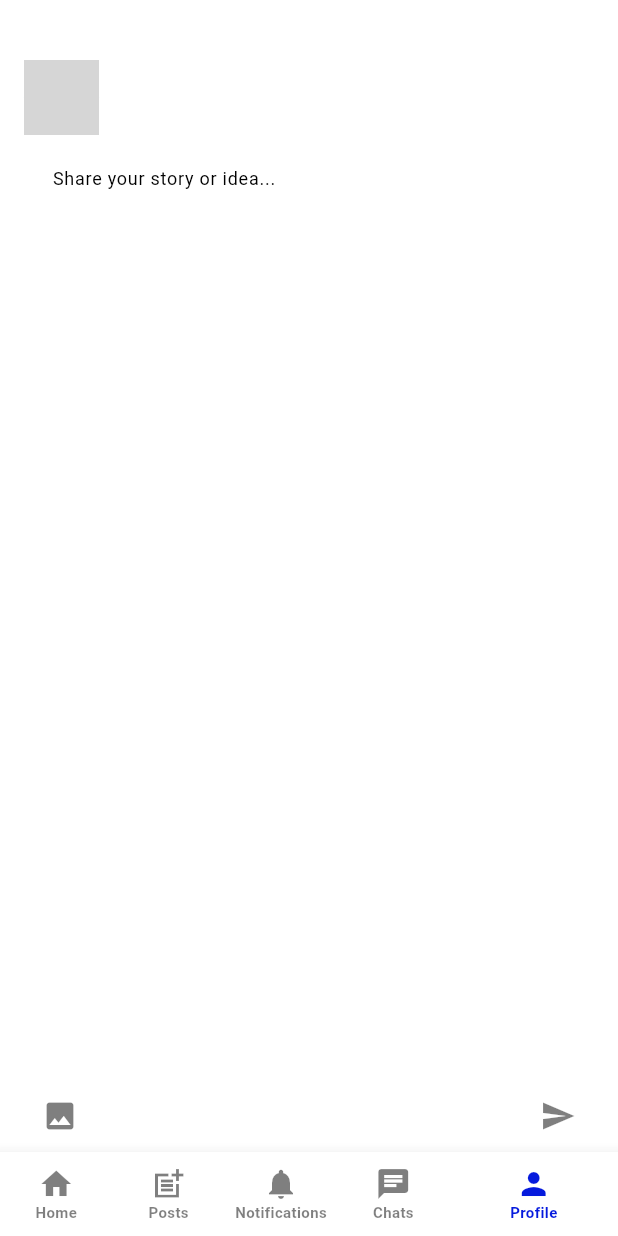
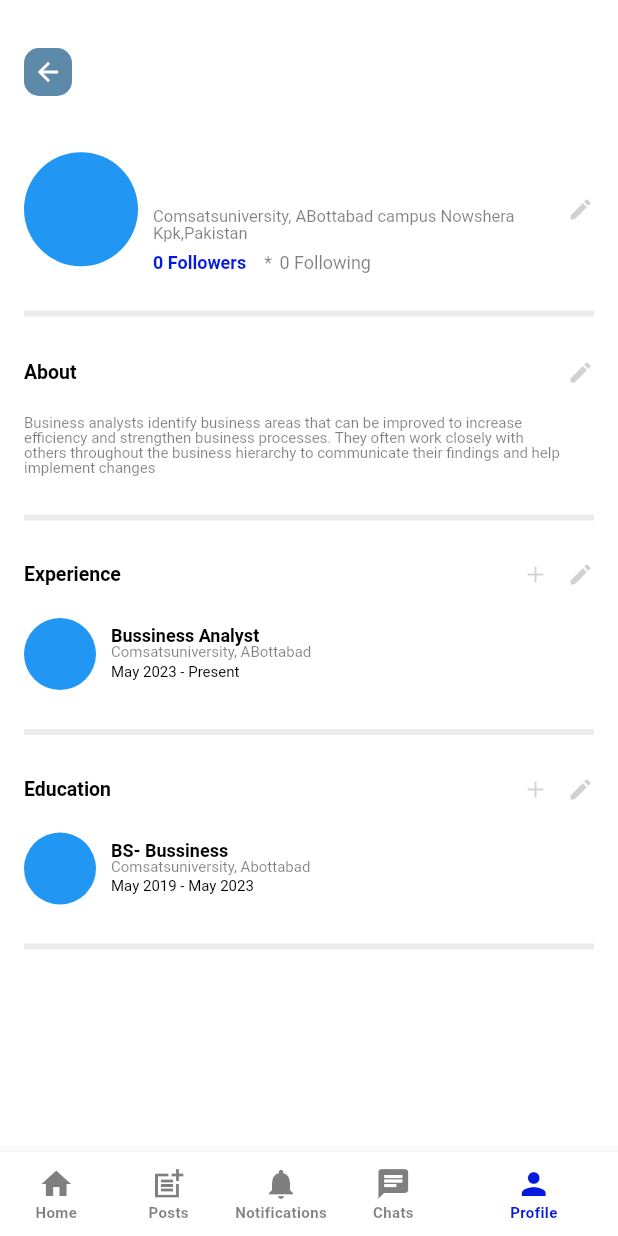
Before and after one commit to maaxkhann/Social-Media-App, a Flutter app: the CustomBottomNavBar screen opened by its route, item 5 of the bottom bar chosen, on a phone screen of 412 x 824 dp. Run offline on Flutter 3.47's test engine with Material 3 defaults, Android fonts, the phone set to English and light mode, and no system bars; our stand-ins replace cloud_firestore, firebase_auth, firebase_core, firebase_storage, flutter_easyloading, get and 5 more; missing offline and left inert: video_thumbnail; accounts and stored records are empty; network calls fail; Roboto replaces fonts that are missing (Poppins); grey boxes are pictures that could not be loaded.

Commit message:
profile UI + followers count

```diff
--- a/lib/components/custom_bottom_nav_bar.dart
+++ b/lib/components/custom_bottom_nav_bar.dart
@@ -5,6 +5,7 @@ import 'package:social_media/controllers/post_controller.dart';
 import 'package:social_media/views/home/home_view.dart';
 import 'package:social_media/views/notification/notifications_view.dart';
 import 'package:social_media/views/post/post_view.dart';
+import 'package:social_media/views/profile/profile_view.dart';
 
 class CustomBottomNavBar extends StatefulWidget {
   const CustomBottomNavBar({super.key});
@@ -21,7 +22,7 @@ class _CustomBottomNavBarState extends State<CustomBottomNavBar> {
     PostView(),
     NotificationsView(),
     PostView(),
-    PostView(),
+    ProfileView(),
   ];
 
   void onItemTapped(int index) {
--- a/lib/controllers/auth_controller.dart
+++ b/lib/controllers/auth_controller.dart
@@ -105,7 +105,7 @@ class AuthController extends GetxController {
         if (userCredential.user != null) {
           await sp.setBool('isLogin', true);
           Pops.stopLoading();
-          Get.offNamed(AppRoutes.customBottomNavBar);
+          Get.offAllNamed(AppRoutes.customBottomNavBar);
         }
       }
     } on FirebaseAuthException catch (e) {
--- a/lib/controllers/profile_controller.dart
+++ b/lib/controllers/profile_controller.dart
@@ -11,6 +11,8 @@ class ProfileController extends GetxController {
   FirebaseFirestore firestore = FirebaseFirestore.instance;
   Rx<UserModel?> userModel = Rx<UserModel?>(null);
   var followStatusMap = <String, RxBool>{}.obs;
+  RxInt followersCount = 0.obs;
+  RxInt followingCount = 0.obs;
 
   @override
   void onInit() {
@@ -25,6 +27,7 @@ class ProfileController extends GetxController {
       userModel.value = UserModel.fromJson(
         docRef.data() as Map<String, dynamic>,
       );
+      fetchFollowersAndFollowing();
     }
   }
 
@@ -72,4 +75,30 @@ class ProfileController extends GetxController {
     }
     return false;
   }
+
+  void fetchFollowersAndFollowing() async {
+    try {
+      // Count followers (users who follow current user)
+      final followersSnapshot =
+          await firestore
+              .collection('Follows')
+              .where('followingId', isEqualTo: auth.currentUser?.uid)
+              .where('isFollowed', isEqualTo: true)
+              .get();
+
+      followersCount.value = followersSnapshot.docs.length;
+
+      // Count following (users whom current user follows)
+      final followingSnapshot =
+          await firestore
+              .collection('Follows')
+              .where('followerId', isEqualTo: auth.currentUser?.uid)
+              .where('isFollowed', isEqualTo: true)
+              .get();
+
+      followingCount.value = followingSnapshot.docs.length;
+    } catch (e) {
+      console('Error fetching follow data: $e');
+    }
+  }
 }
--- a/lib/routes/app_pages.dart
+++ b/lib/routes/app_pages.dart
@@ -9,6 +9,7 @@ import 'package:social_media/views/auth/register_view.dart';
 import 'package:social_media/views/auth/splash_view.dart';
 import 'package:social_media/views/post/full_post_screen.dart';
 import 'package:social_media/views/notification/notifications_view.dart';
+import 'package:social_media/views/profile/profile_view.dart';
 
 class AppPages {
   static final routes = [
@@ -55,5 +56,10 @@ class AppPages {
       transition: Transition.fadeIn,
       page: () => FullPostScreen(),
     ),
+    GetPage(
+      name: AppRoutes.profileView,
+      transition: Transition.fadeIn,
+      page: () => ProfileView(),
+    ),
   ];
 }
--- a/lib/routes/app_routes.dart
+++ b/lib/routes/app_routes.dart
@@ -6,4 +6,5 @@ abstract class AppRoutes {
   static const customBottomNavBar = "/customBottomNavBar";
   static const notificationsView = "/notificationsView";
   static const fullPostScreen = "/fullPostScreen";
+  static const profileView = "/profileView";
 }
--- a/lib/views/auth/splash_view.dart
+++ b/lib/views/auth/splash_view.dart
@@ -44,13 +44,13 @@ class _SplashViewState extends State<SplashView>
       final isLogin = sp.getBool('isLogin') ?? false;
 
       if (isLogin) {
-        Get.offNamed(AppRoutes.customBottomNavBar);
+        Get.offAllNamed(AppRoutes.customBottomNavBar);
       } else {
-        Get.offNamed(AppRoutes.loginView);
+        Get.offAllNamed(AppRoutes.loginView);
       }
     } catch (e) {
       console('SharedPreferences error: $e');
-      Get.offNamed(AppRoutes.loginView);
+      Get.offAllNamed(AppRoutes.loginView);
     }
   }
 
--- /dev/null
+++ b/lib/views/profile/profile_view.dart
@@ -0,0 +1,83 @@
+import 'package:flutter/material.dart';
+import 'package:social_media/components/custom_appbar.dart';
+import 'package:social_media/constants/app_colors.dart';
+import 'package:social_media/constants/app_text.dart';
+import 'package:social_media/extensions/sized_box.dart';
+import 'package:social_media/views/profile/widgets/experience_education.dart';
+import 'package:social_media/views/profile/widgets/profile_widget.dart';
+
+class ProfileView extends StatelessWidget {
+  const ProfileView({super.key});
+
+  @override
+  Widget build(BuildContext context) {
+    return SafeArea(
+      child: Scaffold(
+        body: SingleChildScrollView(
+          padding: const EdgeInsets.symmetric(horizontal: 16, vertical: 20),
+          child: Column(
+            crossAxisAlignment: CrossAxisAlignment.start,
+            children: [
+              12.spaceY,
+              CustomAppBar(),
+              34.spaceY,
+              ProfileWidget(),
+              20.spaceY,
+              Divider(
+                thickness: 4,
+                color: AppColors.lightGrey.withValues(alpha: 0.5),
+              ),
+              22.spaceY,
+              Row(
+                mainAxisAlignment: MainAxisAlignment.spaceBetween,
+                children: [
+                  CustomText(
+                    title: 'About',
+                    size: 13,
+                    fontWeight: FontWeight.w700,
+                  ),
+                  Icon(
+                    Icons.edit,
+                    size: 18,
+                    color: AppColors.black.withValues(alpha: 0.18),
+                  ),
+                ],
+              ),
+              20.spaceY,
+              Padding(
+                padding: const EdgeInsets.only(right: 18),
+                child: CustomText(
+                  title:
+                      'Business analysts identify business areas that can be improved to increase efficiency and strengthen business processes. They often work closely with others throughout the business hierarchy to communicate their findings and help implement changes',
+                  size: 10,
+                  color: AppColors.black.withValues(alpha: 0.5),
+                ),
+              ),
+              20.spaceY,
+              Divider(
+                thickness: 4,
+                color: AppColors.lightGrey.withValues(alpha: 0.5),
+              ),
+
+              ExperienceEducation(
+                image: '',
+                heading: 'Experience',
+
+                title: 'Bussiness Analyst',
+                subtitle: 'Comsatsuniversity, ABottabad',
+                date: 'May 2023 - Present',
+              ),
+              ExperienceEducation(
+                image: '',
+                heading: 'Education',
+                title: 'BS- Bussiness',
+                subtitle: 'Comsatsuniversity, Abottabad',
+                date: 'May 2019 - May 2023',
+              ),
+            ],
+          ),
+        ),
+      ),
+    );
+  }
+}
--- /dev/null
+++ b/lib/views/profile/widgets/experience_education.dart
@@ -0,0 +1,79 @@
+import 'package:flutter/material.dart';
+import 'package:social_media/constants/app_colors.dart';
+import 'package:social_media/constants/app_text.dart';
+import 'package:social_media/extensions/sized_box.dart';
+
+class ExperienceEducation extends StatelessWidget {
+  final String image;
+  final String heading;
+  final String title;
+  final String subtitle;
+  final String date;
+  const ExperienceEducation({
+    super.key,
+    required this.image,
+    required this.title,
+    required this.subtitle,
+    required this.date,
+    required this.heading,
+  });
+
+  @override
+  Widget build(BuildContext context) {
+    return Column(
+      children: [
+        21.spaceY,
+        Row(
+          children: [
+            CustomText(title: heading, size: 13, fontWeight: FontWeight.w700),
+            Spacer(),
+            Icon(
+              Icons.add,
+              size: 18,
+              color: AppColors.black.withValues(alpha: 0.18),
+            ),
+            12.spaceX,
+            Icon(
+              Icons.edit,
+              size: 18,
+              color: AppColors.black.withValues(alpha: 0.18),
+            ),
+          ],
+        ),
+        20.spaceY,
+        Row(
+          crossAxisAlignment: CrossAxisAlignment.start,
+          children: [
+            CircleAvatar(radius: 24),
+            10.spaceX,
+            Padding(
+              padding: const EdgeInsets.only(top: 6),
+              child: Column(
+                crossAxisAlignment: CrossAxisAlignment.start,
+                children: [
+                  CustomText(
+                    title: title,
+                    size: 12,
+                    fontWeight: FontWeight.w700,
+                  ),
+                  CustomText(
+                    title: subtitle,
+                    size: 10,
+                    color: AppColors.black.withValues(alpha: 0.5),
+                  ),
+                  3.spaceY,
+                  CustomText(title: date, size: 10),
+                ],
+              ),
+            ),
+          ],
+        ),
+        20.spaceY,
+        Divider(
+          thickness: 4,
+          color: AppColors.lightGrey.withValues(alpha: 0.5),
+        ),
+      ],
+    );
+  }
+}
--- /dev/null
+++ b/lib/views/profile/widgets/profile_widget.dart
@@ -0,0 +1,93 @@
+import 'package:flutter/material.dart';
+import 'package:get/get.dart';
+import 'package:social_media/constants/app_colors.dart';
+import 'package:social_media/constants/app_text.dart';
+import 'package:social_media/controllers/profile_controller.dart';
+import 'package:social_media/extensions/sized_box.dart';
+import 'package:social_media/shared/console.dart';
+
+class ProfileWidget extends StatefulWidget {
+  const ProfileWidget({super.key});
+
+  @override
+  State<ProfileWidget> createState() => _ProfileWidgetState();
+}
+
+class _ProfileWidgetState extends State<ProfileWidget> {
+  final profileController = ProfileController();
+  @override
+  void initState() {
+    profileController.getUserData();
+    super.initState();
+  }
+
+  @override
+  Widget build(BuildContext context) {
+    console('asldkj ${profileController.userModel.value?.name}');
+    return Obx(() {
+      return Row(
+        mainAxisAlignment: MainAxisAlignment.start,
+        children: [
+          CircleAvatar(radius: 38),
+          10.spaceX,
+          Expanded(
+            flex: 8,
+            child: Column(
+              crossAxisAlignment: CrossAxisAlignment.start,
+              children: [
+                CustomText(
+                  title: profileController.userModel.value?.name ?? '',
+                  size: 20,
+                  fontWeight: FontWeight.w700,
+                ),
+                4.spaceY,
+                CustomText(
+                  title: profileController.userModel.value?.position ?? '',
+                  size: 12,
+                ),
+                5.spaceY,
+                CustomText(
+                  title:
+                      'Comsatsuniversity, ABottabad campus Nowshera Kpk,Pakistan',
+                  size: 11,
+                  color: AppColors.black.withValues(alpha: 0.5),
+                ),
+                8.spaceY,
+                Row(
+                  children: [
+                    CustomText(
+                      title:
+                          '${profileController.followersCount.value} Followers',
+                      size: 12,
+                      color: AppColors.blue,
+                      fontWeight: FontWeight.w700,
+                    ),
+                    12.spaceX,
+                    CustomText(
+                      title: '*',
+                      size: 12,
+                      color: AppColors.black.withValues(alpha: 0.5),
+                    ),
+                    5.spaceX,
+                    CustomText(
+                      title:
+                          '${profileController.followersCount.value} Following',
+                      size: 12,
+                      color: AppColors.black.withValues(alpha: 0.5),
+                    ),
+                  ],
+                ),
+              ],
+            ),
+          ),
+          Spacer(),
+          Icon(
+            Icons.edit,
+            size: 18,
+            color: AppColors.black.withValues(alpha: 0.18),
+          ),
+        ],
+      );
+    });
+  }
+}
```
